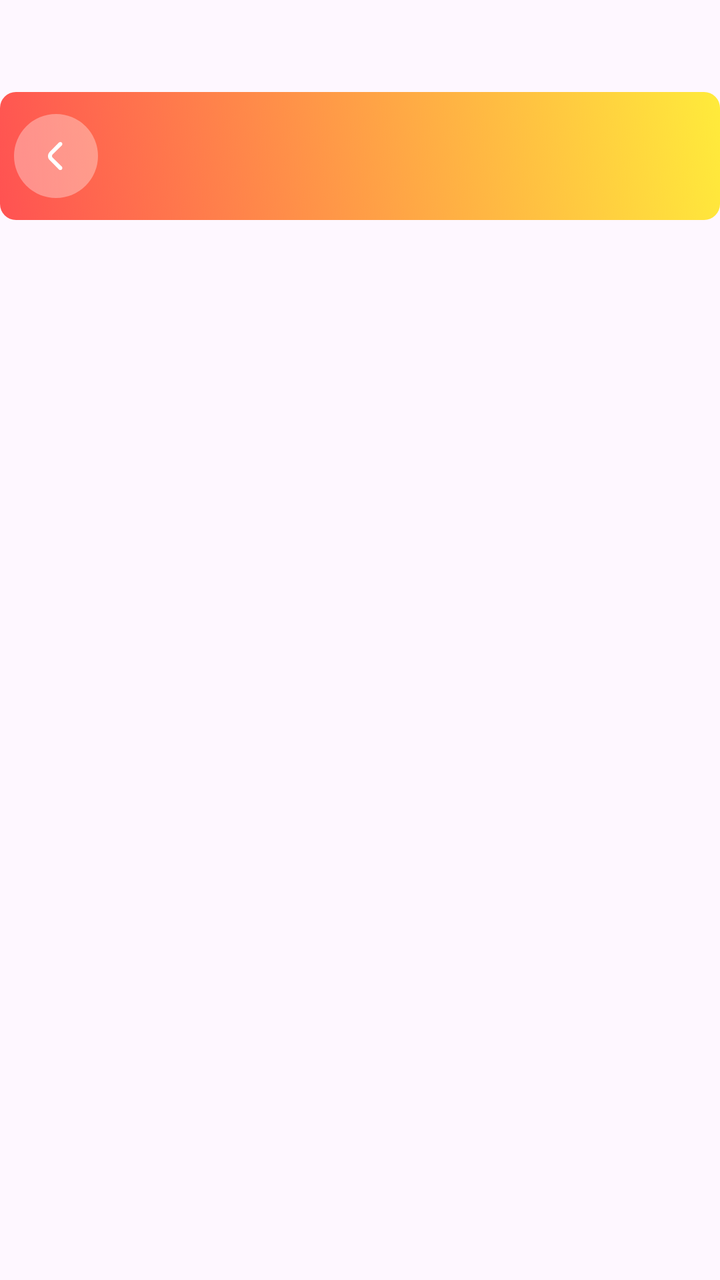
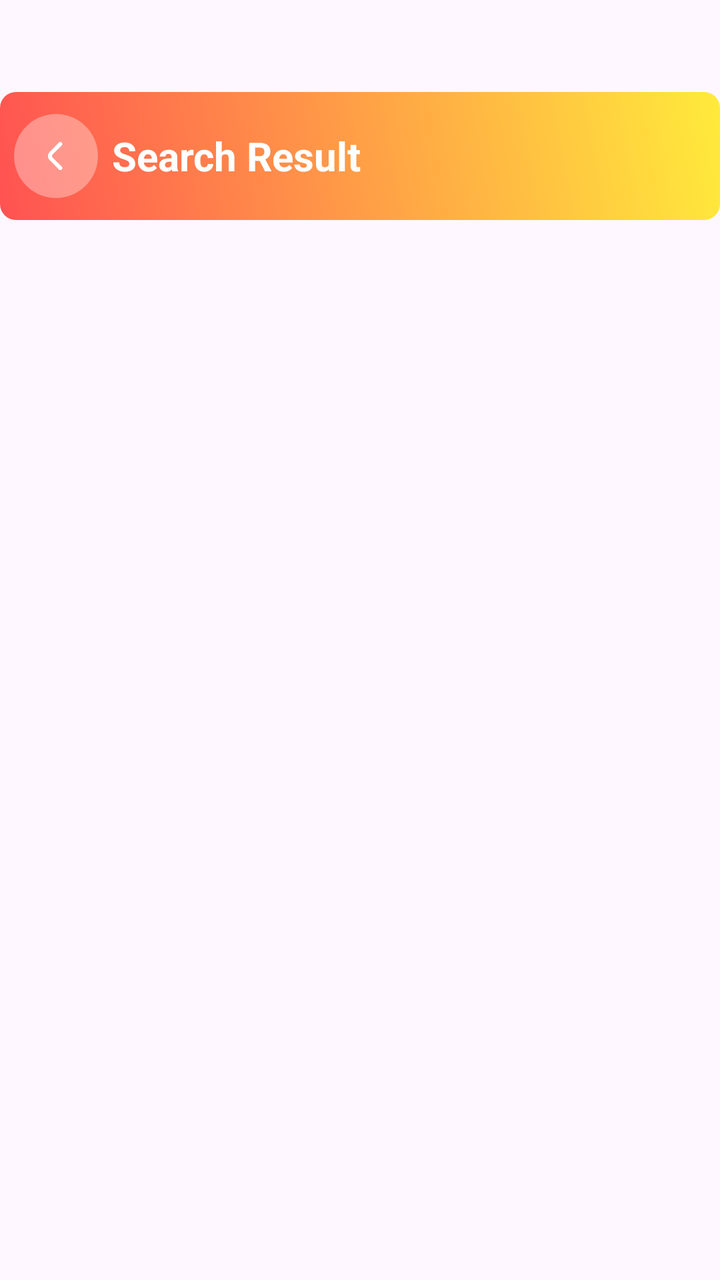

An Android layout rendered at two revisions. The XML below is the earlier revision; the diff shows what the commit changed to produce the second picture.
<!-- AndroidManifest.xml: application theme Theme.Material3.Light.NoActionBar -->
<!-- res/layout/fragment_search_result.xml -->
<?xml version="1.0" encoding="utf-8"?>
<FrameLayout xmlns:android="http://schemas.android.com/apk/res/android"
    xmlns:tools="http://schemas.android.com/tools"
    android:layout_width="match_parent"
    android:layout_height="match_parent"
    xmlns:app="http://schemas.android.com/apk/res-auto"
    tools:context=".ui.fragment.SearchResultFragment">

    <LinearLayout
        android:layout_width="match_parent"
        android:layout_height="match_parent"
        android:orientation="vertical"
        android:layout_marginTop="30dp">
        <com.google.android.material.appbar.MaterialToolbar
            android:id="@+id/searchFoodToobar"
            android:layout_width="match_parent"
            android:layout_height="wrap_content"
            android:background="@drawable/toolbar_gradient"
            android:theme="@style/ThemeOverlay.MaterialComponents.Toolbar.Primary"
            app:navigationIcon="@drawable/back"
            app:navigationIconTint="@color/white"
            android:layout_marginTop="16dp"
            app:titleTextColor="@android:color/white"/>

        <androidx.recyclerview.widget.RecyclerView
            android:id="@+id/searchFoodRecyclerView"
            android:layout_width="match_parent"
            android:layout_height="match_parent"
            android:padding="16dp"
            app:layoutManager="androidx.recyclerview.widget.GridLayoutManager"
            app:spanCount="2"
            />
    </LinearLayout>

</FrameLayout>
<!-- resources referenced by this layout -->
<resources>
  <color name="white">#FFFFFFFF</color>
  <!-- drawable back: png bitmap (drawable-hdpi, 1301 bytes) -->
  <!-- drawable toolbar_gradient (drawable) -->
  <?xml version="1.0" encoding="utf-8"?>
  <selector xmlns:android="http://schemas.android.com/apk/res/android">
      <item>
          <shape android:shape="rectangle">
              <gradient android:angle="45"  android:type="linear"
                  android:startColor="@color/red_accent" android:endColor="@color/yellow_accent">
              </gradient>
              <corners android:radius="8dp">
              </corners>
          </shape>
      </item>
  </selector>
  <color name="red_accent">#FFFF5252</color>
  <color name="yellow_accent">#FFFFEB3B</color>
</resources>

<!-- the commit's change to res/layout/fragment_search_result.xml (unified diff, before → after) -->
@@ -20,7 +20,15 @@
             app:navigationIcon="@drawable/back"
             app:navigationIconTint="@color/white"
             android:layout_marginTop="16dp"
-            app:titleTextColor="@android:color/white"/>
+            app:titleTextColor="@android:color/white">
+            <TextView
+                android:layout_width="wrap_content"
+                android:layout_height="wrap_content"
+                android:text="Search Result"
+                android:textColor="@color/white"
+                android:textSize="20sp"
+                android:textStyle="bold"/>
+        </com.google.android.material.appbar.MaterialToolbar>
 
         <androidx.recyclerview.widget.RecyclerView
             android:id="@+id/searchFoodRecyclerView"
